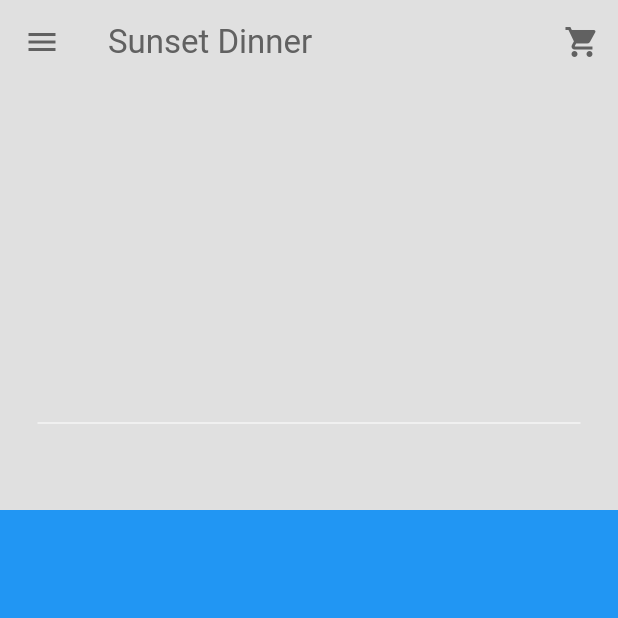
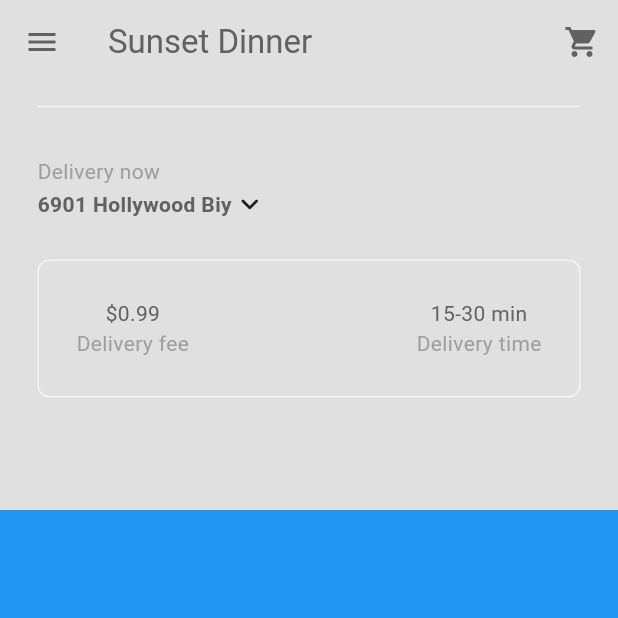
Before and after one commit to Manishk031/sizzling, a Flutter app: the Homepage screen opened directly, on a phone screen of 412 x 824 dp, the top half of it. Run offline on Flutter 3.47's test engine with Material 3 defaults, Android fonts, the light colour scheme and no system bars.

Commit message:
time and description

```diff
--- a/lib/components/my_current_location.dart
+++ b/lib/components/my_current_location.dart
@@ -0,0 +1,61 @@
+import 'package:flutter/material.dart';
+
+class MyCurrentLocation extends StatelessWidget {
+  const MyCurrentLocation({super.key});
+
+  void openLocationSearchBox(BuildContext context) {
+    showDialog(
+        context: context,
+        builder: (context) =>AlertDialog(
+          title: const Text("Your Location"),
+          content: const TextField(
+            decoration: InputDecoration(hintText: "Search address.."),
+          ),
+          actions: [
+
+            // cancel button
+            MaterialButton(onPressed: () => Navigator.pop(context),
+            child: const Text('Cancel'),
+            ),
+
+            //save Button
+            MaterialButton(onPressed: () => Navigator.pop(context),
+            child: const Text('Save'),
+            ),
+          ],
+        ),
+    );
+  }
+
+  @override
+  Widget build(BuildContext context) {
+    return  Padding(
+      padding: const EdgeInsets.all(25.0),
+      child: Column(
+        crossAxisAlignment: CrossAxisAlignment.start,
+        children: [
+          Text("Delivery now",
+          style: TextStyle(color: Theme.of(context).colorScheme.primary),
+          ),
+          GestureDetector(
+            onTap: () => openLocationSearchBox(context),
+            child: Row(
+              children: [
+
+                //Address
+                Text("6901 Hollywood Biy",
+                  style: TextStyle(color: Theme.of(context).colorScheme.inversePrimary,
+                  fontWeight: FontWeight.bold,
+                  ),
+                ),
+
+                //Drop down menu
+                Icon(Icons.keyboard_arrow_down_rounded),
+              ],
+            ),
+          ),
+        ],
+      ),
+    );
+  }
+}
--- /dev/null
+++ b/lib/components/my_description_box.dart
@@ -0,0 +1,46 @@
+import 'package:flutter/material.dart';
+
+class MyDescriptionBox extends StatelessWidget {
+  const MyDescriptionBox({super.key});
+
+  @override
+  Widget build(BuildContext context) {
+
+    //textStyle
+
+    var myPrimaryTextStyle = TextStyle(
+      color: Theme.of(context).colorScheme.inversePrimary);
+
+    var mySecondaryTextStyle = TextStyle(
+        color: Theme.of(context).colorScheme.primary);
+   return Container(
+     decoration: BoxDecoration(
+       border: Border.all(color: Theme.of(context).colorScheme.secondary),
+       borderRadius: BorderRadius.circular(8),
+     ),
+     padding: const EdgeInsets.all(25),
+     margin: const EdgeInsets.only(left: 25, right: 25, bottom: 25),
+     child: Row(
+       mainAxisAlignment: MainAxisAlignment.spaceBetween,
+       children: [
+
+         //Delivery fee
+         Column(
+           children: [
+             Text('\$0.99',style: myPrimaryTextStyle,),
+             Text('Delivery fee',style: mySecondaryTextStyle,),
+           ],
+         ),
+
+         //Delivery time
+         Column(
+           children: [
+             Text('15-30 min',style: myPrimaryTextStyle,),
+             Text('Delivery time',style: mySecondaryTextStyle,),
+           ],
+         ),
+       ],
+     ),
+   );
+  }
+}
--- a/lib/pages/home_page.dart
+++ b/lib/pages/home_page.dart
@@ -1,6 +1,9 @@
 import 'package:flutter/material.dart';
+import 'package:sizzling/components/my_description_box.dart';
 import 'package:sizzling/components/my_drawer.dart';
-import 'package:sizzling/components/my_silver_app_bar.dart';  // Ensure this import path is correct
+import 'package:sizzling/components/my_silver_app_bar.dart';
+
+import '../components/my_current_location.dart';  // Ensure this import path is correct
 
 class Homepage extends StatefulWidget {
   const Homepage({super.key});
@@ -17,20 +20,22 @@ class _HomepageState extends State<Homepage> {
       body: NestedScrollView(
         headerSliverBuilder: (context, innerBoxIsScrolled) => [
           MySliverAppBar(
+            title: Text("title"),
             child: Column(
               mainAxisAlignment: MainAxisAlignment.end,
               children: [
                 Divider(
                   indent: 25,
-                    endIndent: 25,
-                    color: Theme.of(context).colorScheme.secondary,
+                  endIndent: 25,
+                  color: Theme.of(context).colorScheme.secondary,
                 ),
                  // current location
+                const MyCurrentLocation(),
 
                 // description box
+                const MyDescriptionBox(),
               ],
             ),
-            title: Text("title"),
           ),
         ],
         body: Container(color: Colors.blue),
```
